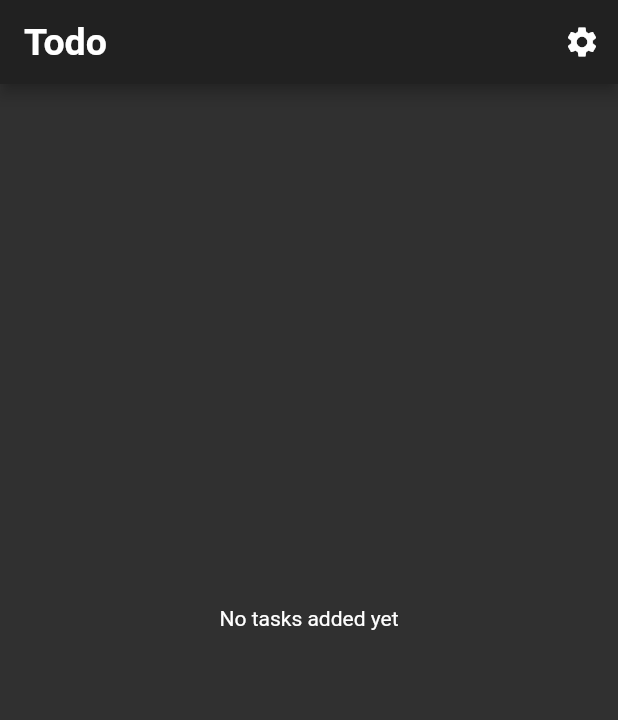
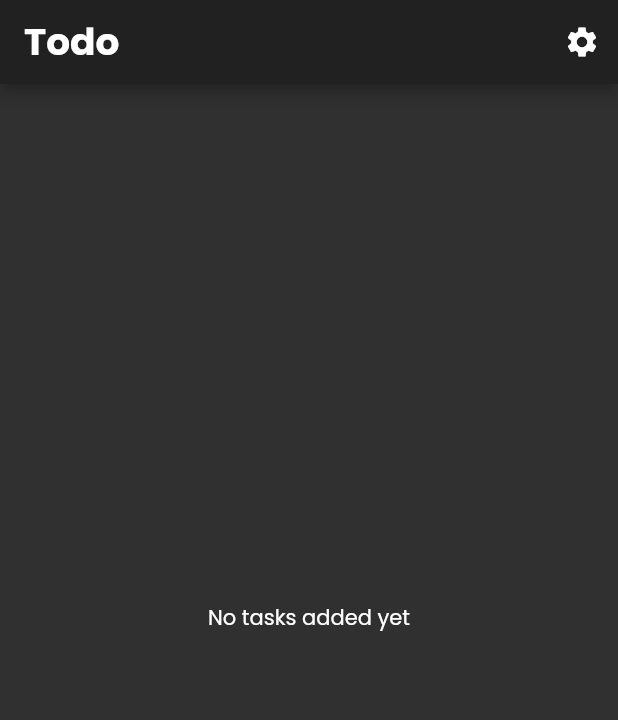
Before and after one commit to Germain-L/another_todo_app, a Flutter app: the Home screen opened directly, on a phone screen of 412 x 824 dp. Shown: the top 720 px of the screen. Run offline on Flutter 3.47's test engine with Material 2 defaults, Android fonts, the phone set to English and light mode, and no system bars; our stand-ins replace cloud_firestore, firebase_auth, firebase_core, flutter_icons, flutter_spinkit, google_sign_in and 1 more; accounts and stored records are empty.

Commit message:
changed the font and fixed imports

```diff
--- a/detective_connect.txt
+++ b/detective_connect.txt
@@ -1 +1 @@
-ws://127.0.0.1:58112/LQMAopilRpk=/ws
+ws://127.0.0.1:51522/LD4O5HF8qes=/ws
--- a/lib/main.dart
+++ b/lib/main.dart
@@ -2,8 +2,7 @@ import 'package:firebase_core/firebase_core.dart';
 import 'package:flutter/material.dart';
 import 'package:provider/provider.dart';
 
-import 'models/themes/dark_theme.dart';
-import 'models/themes/light_theme.dart';
+import 'models/themes/themes.dart';
 import 'pages/home.dart';
 import 'pages/splash.dart';
 import 'provider/auth.dart';
--- a/lib/models/themes/dark_theme.dart
+++ b/lib/models/themes/themes.dart
@@ -3,4 +3,10 @@ import 'package:flutter/material.dart';
 var darkTheme = ThemeData(
   brightness: Brightness.dark,
   primarySwatch: Colors.blue,
+  fontFamily: "Poppins",
 );
+
+var lightTheme = ThemeData(
+  brightness: Brightness.light,
+  fontFamily: "Poppins",
+);
--- a/lib/widgets/dialogs/settings.dart
+++ b/lib/widgets/dialogs/settings.dart
@@ -1,10 +1,10 @@
-import 'package:another_todo_app/widgets/buttons/custom_material_button.dart';
 import 'package:flutter/material.dart';
 import 'package:flutter_icons/flutter_icons.dart';
 import 'package:provider/provider.dart';
 
 import '../../provider/auth.dart';
 import '../../provider/theme.dart';
+import '../buttons/custom_material_button.dart';
 
 class SettingsSheet extends StatelessWidget {
   @override
--- a/lib/widgets/views/splash_logo.dart
+++ b/lib/widgets/views/splash_logo.dart
@@ -1,4 +1,3 @@
-import 'dart:math';
 
 import 'package:flutter/material.dart';
 
```
Also changed, not shown: lib/models/themes/light_theme.dart (deleted, +0 -13 lines), lib/pages/splash.dart (+3 -5 lines), pubspec.yaml (+10 -0 lines), assets/Poppins/Poppins-Bold.ttf (added), assets/Poppins/Poppins-Italic.ttf (added), assets/Poppins/Poppins-Regular.ttf (added), 1 other file.
